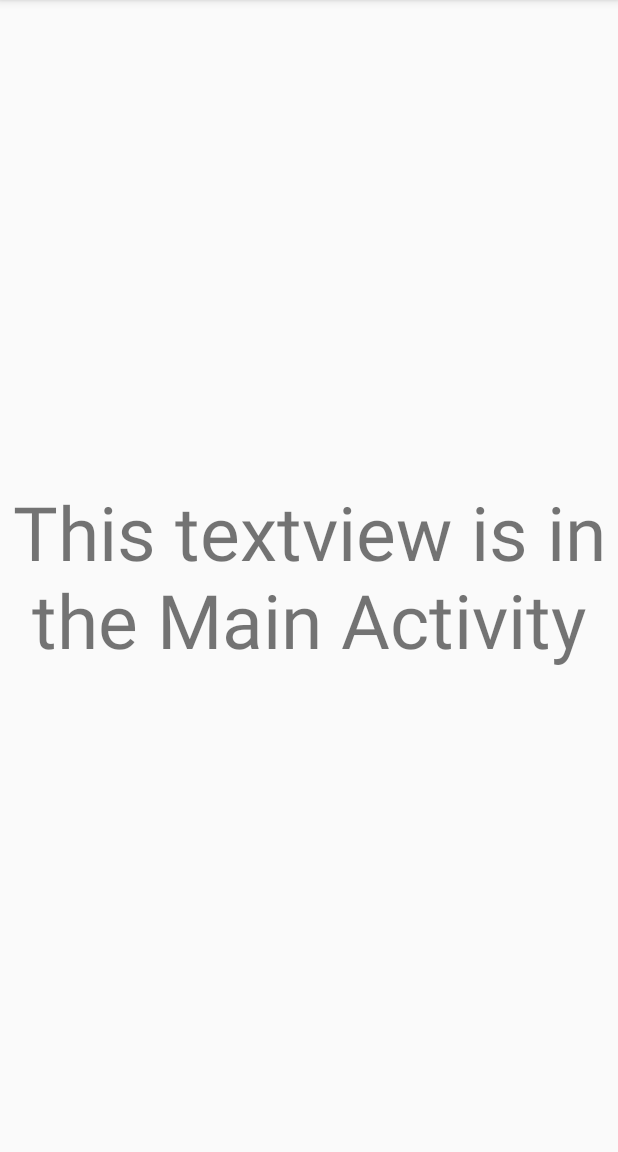
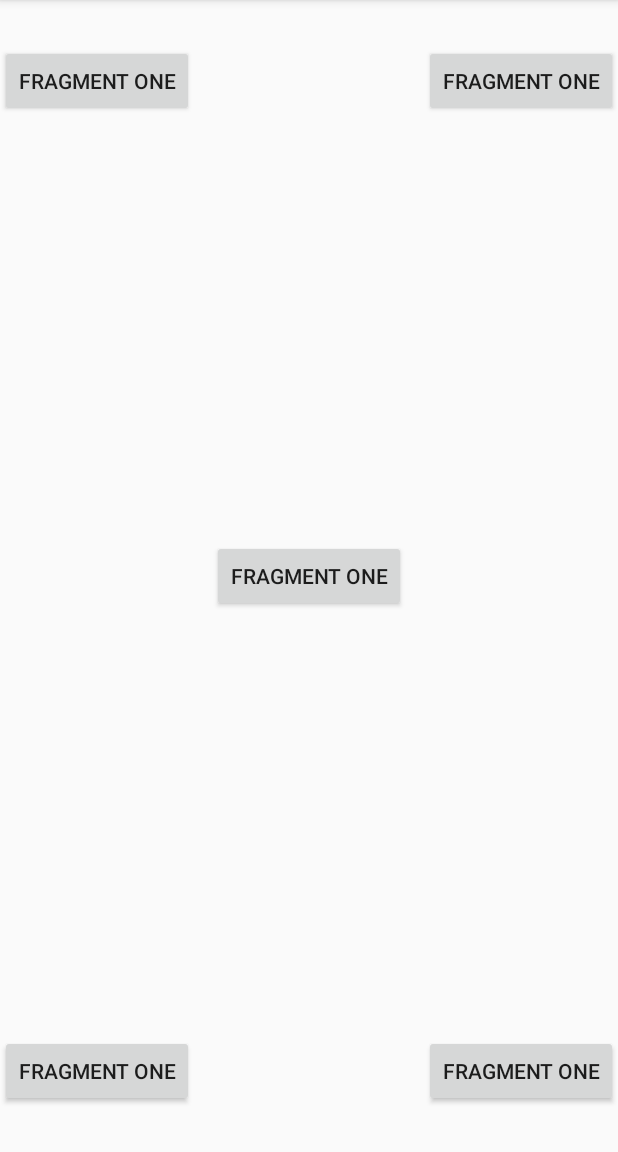
Before and after one commit to Waynekellman/Fragments, an Android app: the screen it shows after launch (MainActivity), on a phone screen of 412 x 824 dp, the part 84-1236 px from its top. Run offline under Robolectric (Android 15) with nearby library versions, the phone set to English and light mode, and no system bars.

Commit message:
fragment one

```diff
--- a/app/src/main/java/com/nyc/fragments/MainActivity.java
+++ b/app/src/main/java/com/nyc/fragments/MainActivity.java
@@ -5,8 +5,7 @@ import android.support.v4.app.FragmentTransaction;
 import android.support.v7.app.AppCompatActivity;
 import android.os.Bundle;
 
-import nyc.c4q.fragmentstesting.Fragments.ButtonFragment;
-import nyc.c4q.fragmentstesting.Fragments.MainFragment;
+import com.nyc.fragments.fragments.MainFragment;
 
 public class MainActivity extends AppCompatActivity {
 
--- a/app/src/main/java/com/nyc/fragments/fragments/MainFragment.java
+++ b/app/src/main/java/com/nyc/fragments/fragments/MainFragment.java
@@ -6,6 +6,8 @@ import android.support.v4.app.Fragment;
 import android.view.LayoutInflater;
 import android.view.View;
 import android.view.ViewGroup;
+import android.widget.Button;
+import android.widget.TextView;
 
 import com.nyc.fragments.R;
 
@@ -26,6 +28,11 @@ public class MainFragment extends Fragment {
                              Bundle savedInstanceState) {
         // Inflate the layout for this fragment
         rootView = inflater.inflate(R.layout.fragment_main, container, false);
+        Button fragmentOne = (Button) rootView.findViewById(R.id.fragment_one);
+        Button fragmentTwo = (Button) rootView.findViewById(R.id.fragment_two);
+        Button fragmentThree = (Button) rootView.findViewById(R.id.fragment_three);
+        Button fragmentFour = (Button) rootView.findViewById(R.id.fragment_four);
+        Button fragmentFive = (Button) rootView.findViewById(R.id.fragment_five);
         return rootView;
     }
 
--- a/app/src/main/res/layout/activity_main.xml
+++ b/app/src/main/res/layout/activity_main.xml
@@ -17,7 +17,6 @@
             android:layout_width="match_parent"
             android:layout_height="match_parent"
             android:gravity="center"
-            android:text="This textview is in the Main Activity"
             android:textSize="50sp"/>
 
     </FrameLayout>
--- a/app/src/main/res/layout/fragment_main.xml
+++ b/app/src/main/res/layout/fragment_main.xml
@@ -2,15 +2,47 @@
     xmlns:tools="http://schemas.android.com/tools"
     android:layout_width="match_parent"
     android:layout_height="match_parent"
+    android:orientation="vertical"
     tools:context="com.nyc.fragments.fragments.MainFragment">
 
-    <TextView
-        android:id="@+id/main_fragment_textview"
+    <Button
+        android:id="@+id/fragment_one"
         android:layout_width="wrap_content"
         android:layout_height="wrap_content"
-        android:text="This is the Main Fragment"
-        android:textSize="50sp"
-        android:layout_gravity="center"
-        android:gravity="center"/>
+        android:textSize="14sp"
+        android:text="Fragment One"
+        android:layout_marginTop="30dp"/>
+    <Button
+        android:id="@+id/fragment_two"
+        android:layout_width="wrap_content"
+        android:layout_height="wrap_content"
+        android:textSize="14sp"
+        android:layout_gravity="end"
+        android:text="Fragment One"
+        android:layout_marginTop="30dp"/>
+    <Button
+        android:id="@+id/fragment_three"
+        android:layout_width="wrap_content"
+        android:layout_height="wrap_content"
+        android:textSize="14sp"
+        android:text="Fragment One"
+        android:layout_gravity="center"/>
+    <Button
+        android:id="@+id/fragment_four"
+        android:layout_width="wrap_content"
+        android:layout_height="wrap_content"
+        android:textSize="14sp"
+        android:text="Fragment One"
+        android:layout_gravity="bottom"
+        android:layout_marginBottom="30dp"/>
+    <Button
+        android:id="@+id/fragment_five"
+        android:layout_width="wrap_content"
+        android:layout_height="wrap_content"
+        android:textSize="14sp"
+        android:layout_gravity="bottom|end"
+        android:text="Fragment One"
+        android:layout_marginBottom="30dp"/>
+
 
 </FrameLayout>
```
Also changed, not shown: app/src/main/java/com/nyc/fragments/fragments/ButtonOneFragment.java (added, +40 -0 lines), app/src/main/res/layout/fragment_button_one.xml (added, +15 -0 lines).
